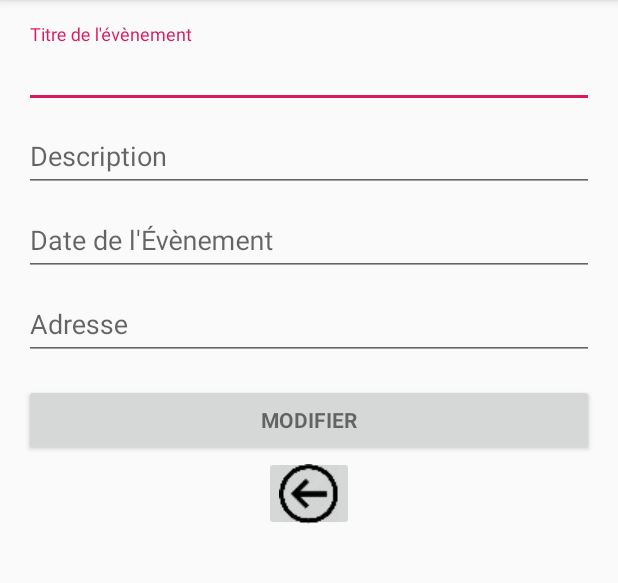
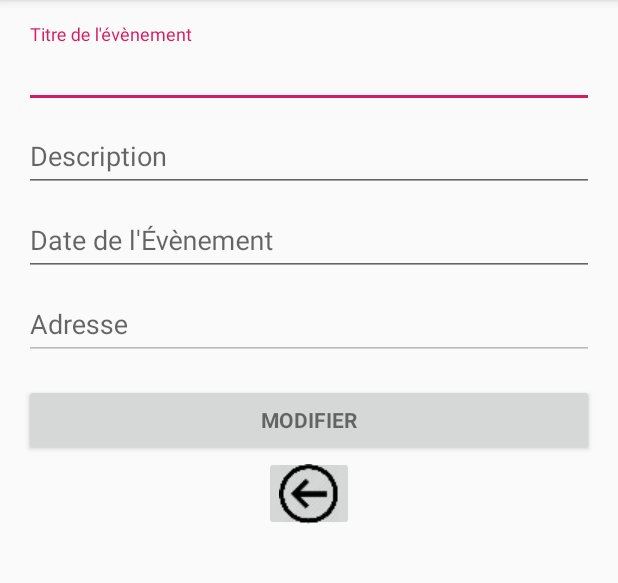
Before and after one commit to mouktar-hassan/FindEvents, an Android app: the UpdateActivity screen opened directly, with no data from a screen before it, on a phone screen of 412 x 824 dp, the part 84-667 px from its top. Run offline under Robolectric (Android 15) with nearby library versions, the phone set to English and light mode, and no system bars; our stand-ins replace Volley; network calls fail; 1 statement that could not run was skipped.

Commit message:
Rétouche !

```diff
--- a/app/src/main/java/beans/CardsAdapterMessage.java
+++ b/app/src/main/java/beans/CardsAdapterMessage.java
@@ -55,7 +55,7 @@ public class CardsAdapterMessage extends RecyclerView.Adapter<ViewHolderMessage>
 
         //BIND DATA
         holder.v_EventTitle.setText(message.getM_event());
-        holder.v_userPseudo.setText(message.getM_user());
+        holder.v_userPseudo.setText(message.getM_user()+":");
         holder.v_messageText.setText(message.getM_message());
 
         //WHEN ITEM IS CLICKED
--- a/app/src/main/java/com/example/findevents/EventActivity.java
+++ b/app/src/main/java/com/example/findevents/EventActivity.java
@@ -74,6 +74,7 @@ public class EventActivity extends AppCompatActivity {
         imageButtonBack=(ImageButton)findViewById(R.id.imageBtnBackEvent);
         mLatitude=(EditText) findViewById(R.id.eventLatitude);
         mLongtitude=(EditText)findViewById(R.id.eventLongitude);
+        //pour rendre les champs non editable
         mLatitude.setEnabled(false);
         mLongtitude.setEnabled(false);
 
--- a/app/src/main/java/com/example/findevents/MapsActivity.java
+++ b/app/src/main/java/com/example/findevents/MapsActivity.java
@@ -151,7 +151,7 @@ public class MapsActivity extends FragmentActivity implements GoogleMap.OnMarker
         markerOptions.title("Current Location");
         markerOptions.icon(BitmapDescriptorFactory.defaultMarker(BitmapDescriptorFactory.HUE_BLUE));
         currentLocationmMarker = mMap.addMarker(markerOptions);
-        mMap.moveCamera(CameraUpdateFactory.newLatLngZoom(latLng,6));
+        //mMap.moveCamera(CameraUpdateFactory.newLatLngZoom(latLng,6));
         //mMap.animateCamera(CameraUpdateFactory.zoomBy(10));
 
         if(client != null)
--- a/app/src/main/java/com/example/findevents/ShowEventDetailActivity.java
+++ b/app/src/main/java/com/example/findevents/ShowEventDetailActivity.java
@@ -134,7 +134,7 @@ public class ShowEventDetailActivity extends AppCompatActivity {
             @Override
             public void onClick(View view) {
                 AlertDialog alertDialog = new AlertDialog.Builder(ShowEventDetailActivity.this).create();
-                alertDialog.setTitle("Voulez-vous gérer votre participation?");
+                alertDialog.setTitle("Voulez-vous participés cet évènement ?");
                 alertDialog.setButton(AlertDialog.BUTTON_NEUTRAL, "Oui",
                         new DialogInterface.OnClickListener() {
                             public void onClick(DialogInterface dialog, int which) {
--- a/app/src/main/java/com/example/findevents/UpdateActivity.java
+++ b/app/src/main/java/com/example/findevents/UpdateActivity.java
@@ -54,6 +54,7 @@ public class UpdateActivity extends AppCompatActivity {
         //textViewDateCreated=(EditText) findViewById(R.id.dateCreation);
         textViewDateEvent=(EditText) findViewById(R.id.dateEvent);
         textViewLocation=(EditText) findViewById(R.id.location);
+        textViewLocation.setEnabled(false);
         modifier=(Button) findViewById(R.id.modifier);
         retour =(ImageButton) findViewById(R.id.annuler);
 
--- a/app/src/main/res/layout/model_message.xml
+++ b/app/src/main/res/layout/model_message.xml
@@ -29,6 +29,7 @@
             android:layout_height="wrap_content"
             android:textAppearance="?android:attr/textAppearanceLarge"
             android:text="Name"
+            android:textColor="#267048"
             android:id="@+id/userPseudo"
             android:padding="10dp"
             android:layout_marginTop="30dp"
```
Also changed, not shown: 25 other files.
